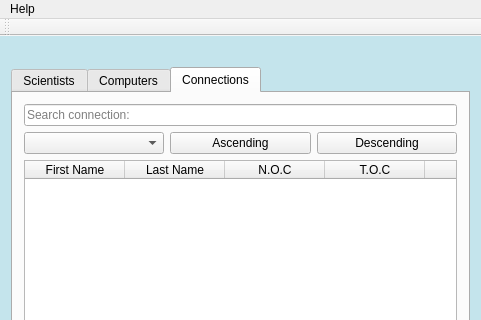
Qt form Gui-Vln-2016/mainwindow.ui (ivark16/Vln-2016) before a commit; both pictures show x 0 to 481 and y 0 to 320 of the 481 by 631 pixel window.
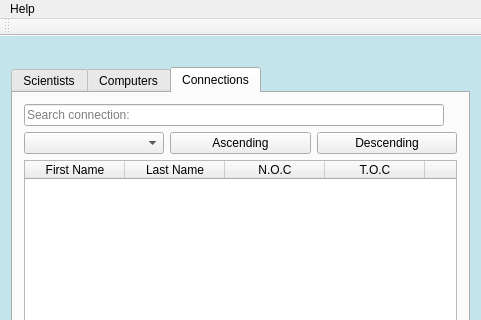
The same form after that commit. Icons and pictures are not drawn.

Commit message: Gera search fyrir connection

The edit to the form file:
```diff
--- a/Gui-Vln-2016/mainwindow.ui
+++ b/Gui-Vln-2016/mainwindow.ui
@@ -438,11 +438,22 @@
        </attribute>
        <layout class="QVBoxLayout" name="verticalLayout_2">
         <item>
+         <layout class="QHBoxLayout" name="horizontalLayout_6">
+          <item>
          <widget class="QLineEdit" name="lineEditSearchConnection">
           <property name="placeholderText">
            <string>Search connection:</string>
           </property>
          </widget>
+          </item>
+          <item>
+           <widget class="QLabel" name="labelErrorMessageConnection">
+            <property name="text">
+             <string/>
+            </property>
+           </widget>
+          </item>
+         </layout>
         </item>
         <item>
          <layout class="QHBoxLayout" name="horizontalLayout_5">
```
Lines whose indentation alone changed are shown as unchanged. The commit also changes 2 other files.
